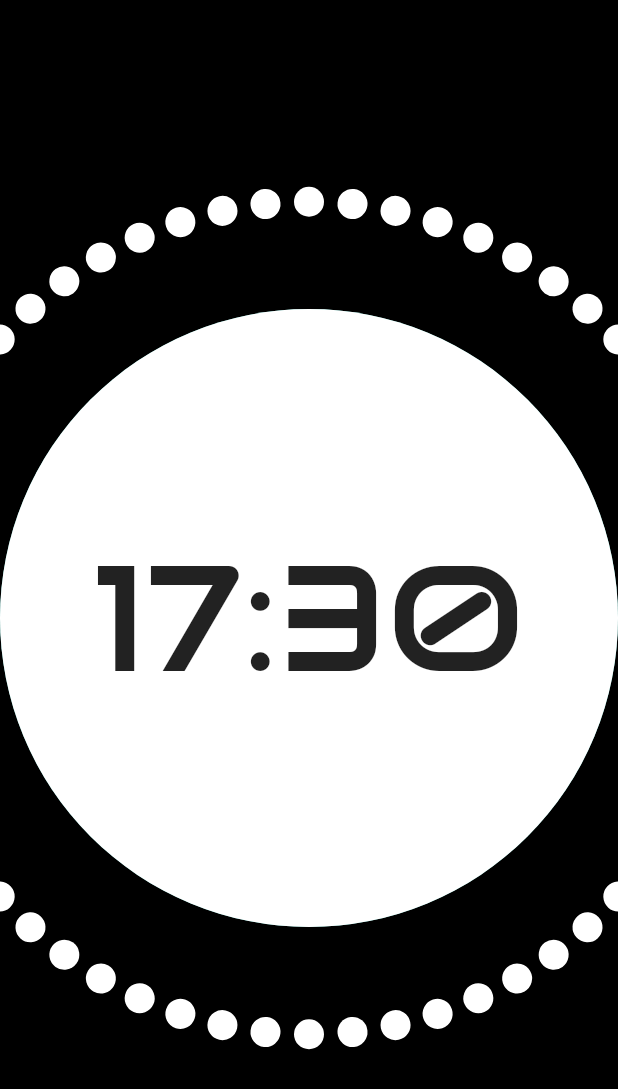
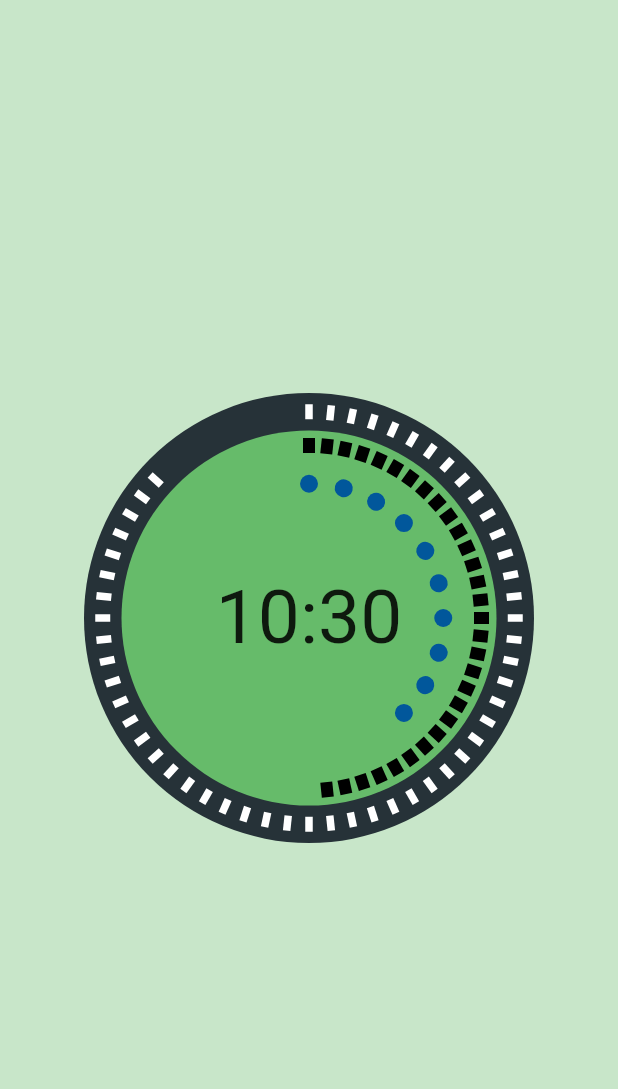
Before and after one commit to yathu99/flutter-dev-simple_timer, a Flutter app: the screen it shows after launch, on a phone screen of 412 x 824 dp. Shown: the top 1089 px of the screen. Run offline on Flutter 3.47's test engine with Material 2 defaults, Android fonts, the phone set to English and light mode, and no system bars.

Commit message:
Multiple shapes for minute display

```diff
--- a/lib/main.dart
+++ b/lib/main.dart
@@ -1,58 +1,148 @@
-import 'dart:html';
-import 'dart:ui';
+import 'dart:async';
 
 import 'package:flutter/material.dart';
+//import 'package:flutter/flutter_colorpicker';
 import 'dart:math';
 
 void main() => runApp(MaterialApp(home: SimpleTimer()));
 
-class SimpleTimer extends StatelessWidget {
+class SimpleTimer extends StatefulWidget {
   SimpleTimer({Key? key}) : super(key: key);
 
-  double base_value = 600;
-  double inner_off = 90;
+  State<SimpleTimer> createState() => _SimpleTimerState();
+}
+
+class _SimpleTimerState extends State<SimpleTimer> {
+  double baseValue = 300;
+  double innerOffset = 50;
   double angle = pi / 30;
+  double angle2 = pi / 12;
+  Color style1 = Colors.amber;
 
+  DateTime pol = DateTime.now();
 
+  late Timer _timer;
+  int hour = 0;
+  int minute = 0;
+  int totalSec = 60;
+
+  void startTimer() {
+    const oneSec = Duration(seconds: 1);
+    _timer = Timer.periodic(
+      oneSec,
+      (Timer timer) {
+        setState(() {
+          pol = DateTime.now();
+          totalSec = 60 - pol.second;
+          if (totalSec == 59) {
+            setMinute();
+          }
+        });
+      },
+    );
+  }
+
+  void setMinute() {
+    setState(() {
+      minute = pol.minute;
+      hour = pol.hour;
+    });
+  }
+
+  @override
+  void initState() {
+    super.initState();
+    startTimer();
+  }
 
   @override
   Widget build(BuildContext context) {
     Widget barba = Container(
-      height: 20,
+      height: 10,
+      width: 5,
+      decoration: const BoxDecoration(
+        color: Colors.white,
+//shape: BoxShape.circle,
+      ),
+    );
+    Widget barbaw = Container(
+      height: 10,
+      width: 8,
+      decoration: const BoxDecoration(
+        color: Colors.black,
+//shape: BoxShape.circle,
+      ),
+    );
+    Widget sarbaw = Container(
+      height: 12,
       decoration: BoxDecoration(
-        color: Colors.white,
+        color: Colors.lightBlue[900],
         shape: BoxShape.circle,
       ),
     );
 
     Widget repta = Container(
-      height: base_value,
+      height: baseValue,
       decoration: BoxDecoration(
-        color: Colors.teal[300],
+        color: Colors.blueGrey[900],
         shape: BoxShape.circle,
       ),
     );
     Widget pepta = Container(
-      height: base_value - inner_off,
-      decoration: const BoxDecoration(
-        color: Colors.white,
+      height: baseValue - innerOffset,
+      decoration: BoxDecoration(
+        color: Colors.green[400],
         shape: BoxShape.circle,
       ),
     );
 
     return Material(
-      color: Colors.black,
+      color: Colors.green[100],
       child: Center(
         child: Stack(children: <Widget>[
           Center(child: repta),
           Center(child: pepta),
-          for (var i = 0; i < 60; i++) ...[
-            Center(child: Tempas(indexPlace: i, bars: barba)),
-          ],
-          const Center(
+          for (var i = 0; i < totalSec; i++)
+            ...[
+              Center(
+                  child: Tempas(
+                indexPlace: i,
+                bars: barba,
+                baseValue: baseValue,
+                innerOffset: innerOffset,
+              )),
+            ].reversed,
+          for (var j = 0; j < minute; j++)
+            ...[
+              Center(
+                  child: Tempas(
+                indexPlace: j,
+                bars: barbaw,
+                baseValue: baseValue * 0.85,
+                innerOffset: innerOffset,
+              )),
+            ].reversed,
+          for (var k = 0; k < hour; k++)
+            ...[
+              Center(
+                  child: Tempas(
+                indexPlace: k,
+                bars: sarbaw,
+                baseValue: baseValue * 0.68,
+                innerOffset: innerOffset,
+                angle: angle2,
+              )),
+            ].reversed,
+          Center(
               child: Text(
-            '17:30',
-            style: TextStyle(fontFamily: 'Audio', fontSize: 100),
+            (pol.hour.toInt() < 10
+                    ? ('0' + pol.hour.toString())
+                    : pol.hour.toString()) +
+                ":" +
+                (pol.minute.toInt() < 10
+                    ? ('0' + pol.minute.toString())
+                    : pol.minute.toString()),
+            style: const TextStyle(fontSize: 50),
           )),
         ]),
       ),
@@ -60,38 +150,41 @@ class SimpleTimer extends StatelessWidget {
   }
 }
 
-class Timestamp {
-  static int hours = 00;
-  static int min = 00;
-  static int seconds = 00;
-  static double micros = 00.00;
-
-  parse(int hr, int min, int sec, double mic) {
-    return hr.toString() + min.toString() + sec.toString() + mic.toString();
-  }
-}
-
 class Tempas extends StatelessWidget {
-  Tempas({Key? key, required this.indexPlace, required this.bars})
+  Tempas(
+      {Key? key,
+      required this.indexPlace,
+      required this.bars,
+      required this.baseValue,
+      required this.innerOffset,
+      this.angle = pi / 30})
       : super(key: key);
 
   final int indexPlace;
   final Widget? bars;
-  double base_value = 600;
-  double inner_off = 90;
+  final double baseValue;
+  final double innerOffset;
   double angle = pi / 30;
 
   @override
   Widget build(BuildContext context) {
     return Transform.translate(
-        offset: Offset(
-            cos(angle * indexPlace - pi / 2) * (base_value - inner_off / 2) / 2,
-            sin(angle * indexPlace - pi / 2) *
-                (base_value - inner_off / 2) /
-                2),
-        child: Transform.rotate(
-          angle: angle * indexPlace,
-          child: bars,
-        ));
+      offset: Offset(
+          cos(angle * indexPlace - pi / 2) * (baseValue - innerOffset / 2) / 2,
+          sin(angle * indexPlace - pi / 2) * (baseValue - innerOffset / 2) / 2),
+/*child: Text(
+indexPlace < 10 ? '0' + indexPlace.toString() : indexPlace.toString(),
+style: const TextStyle(
+fontFamily: 'Audio',
+fontSize: 8,
+fontWeight: FontWeight.w100,
+color: Colors.white),
+),
+*/
+      child: Transform.rotate(
+        angle: angle * indexPlace,
+        child: bars,
+      ),
+    );
   }
 }
```
